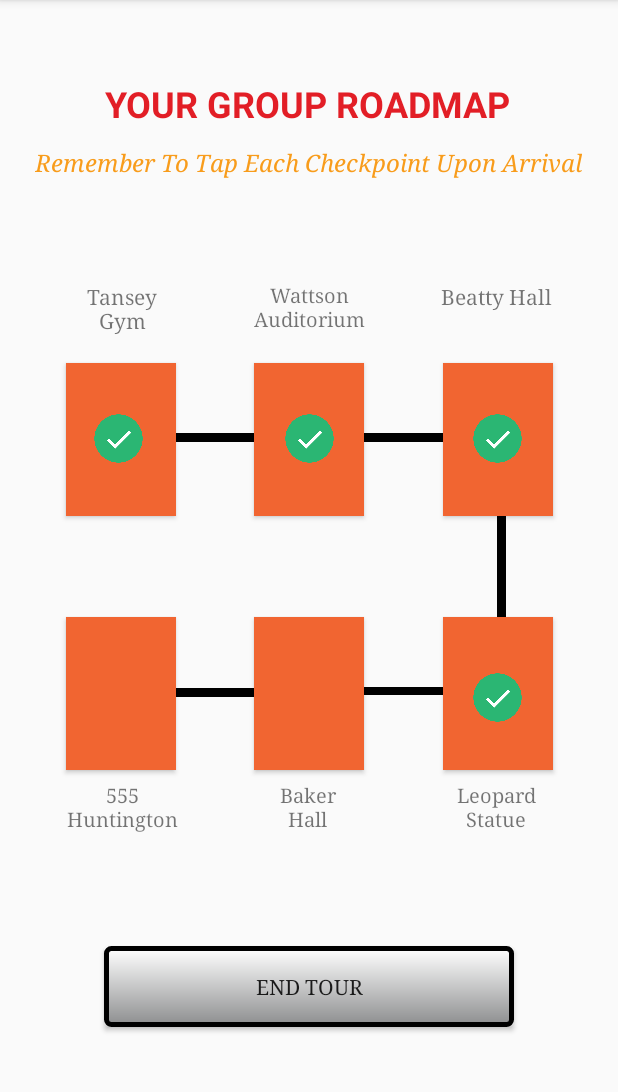
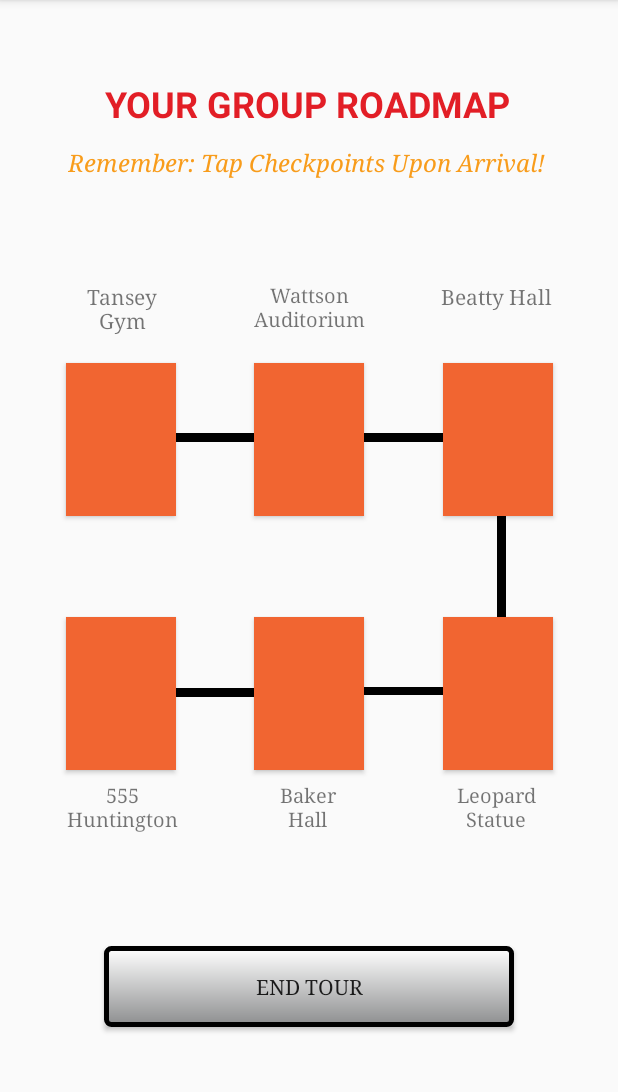
Before and after one commit to priceg/LeopardLeap, an Android app: the TourGuide_Roadmap screen opened directly, with no data from a screen before it, on a phone screen of 412 x 824 dp, the part 84-1176 px from its top. Run offline under Robolectric (Android 15) with nearby library versions, the phone set to English and light mode, and no system bars.

Commit message:
ui cleanup begins
- transparent leopard
- fixed some headers
- moved some buttons
- checkmarks moved behind buttons (revealed when tour guide taps them)

```diff
--- a/app/src/main/res/layout/activity_tour_guide__roadmap.xml
+++ b/app/src/main/res/layout/activity_tour_guide__roadmap.xml
@@ -15,7 +15,6 @@
         android:layout_marginTop="8dp"
         android:layout_marginEnd="8dp"
         android:layout_marginBottom="8dp"
-        android:elevation="5dp"
         app:layout_constraintBottom_toBottomOf="parent"
         app:layout_constraintEnd_toEndOf="parent"
         app:layout_constraintHorizontal_bias="0.143"
@@ -34,10 +33,42 @@
         android:layout_marginTop="8dp"
         android:layout_marginEnd="8dp"
         android:layout_marginBottom="8dp"
-        android:elevation="5dp"
         app:layout_constraintBottom_toBottomOf="parent"
         app:layout_constraintEnd_toEndOf="parent"
         app:layout_constraintHorizontal_bias="0.853"
+        app:layout_constraintStart_toStartOf="parent"
+        app:layout_constraintTop_toTopOf="parent"
+        app:layout_constraintVertical_bias="0.613"
+        app:srcCompat="@drawable/check"
+        tools:visibility="visible" />
+
+    <ImageView
+        android:id="@+id/check4"
+        android:layout_width="39dp"
+        android:layout_height="35dp"
+        android:layout_marginStart="8dp"
+        android:layout_marginTop="8dp"
+        android:layout_marginEnd="8dp"
+        android:layout_marginBottom="8dp"
+        app:layout_constraintBottom_toBottomOf="parent"
+        app:layout_constraintEnd_toEndOf="parent"
+        app:layout_constraintStart_toStartOf="parent"
+        app:layout_constraintTop_toTopOf="parent"
+        app:layout_constraintVertical_bias="0.613"
+        app:srcCompat="@drawable/check"
+        tools:visibility="visible" />
+
+    <ImageView
+        android:id="@+id/check5"
+        android:layout_width="39dp"
+        android:layout_height="35dp"
+        android:layout_marginStart="8dp"
+        android:layout_marginTop="8dp"
+        android:layout_marginEnd="8dp"
+        android:layout_marginBottom="8dp"
+        app:layout_constraintBottom_toBottomOf="parent"
+        app:layout_constraintEnd_toEndOf="parent"
+        app:layout_constraintHorizontal_bias="0.143"
         app:layout_constraintStart_toStartOf="parent"
         app:layout_constraintTop_toTopOf="parent"
         app:layout_constraintVertical_bias="0.613"
@@ -52,7 +83,6 @@
         android:layout_marginTop="8dp"
         android:layout_marginEnd="8dp"
         android:layout_marginBottom="8dp"
-        android:elevation="5dp"
         app:layout_constraintBottom_toBottomOf="parent"
         app:layout_constraintEnd_toEndOf="parent"
         app:layout_constraintStart_toStartOf="parent"
@@ -69,7 +99,6 @@
         android:layout_marginTop="8dp"
         android:layout_marginEnd="8dp"
         android:layout_marginBottom="8dp"
-        android:elevation="5dp"
         app:layout_constraintBottom_toBottomOf="parent"
         app:layout_constraintEnd_toEndOf="parent"
         app:layout_constraintHorizontal_bias="0.853"
@@ -445,7 +474,9 @@
         android:layout_marginBottom="8dp"
         app:layout_constraintBottom_toBottomOf="parent"
         app:layout_constraintEnd_toEndOf="parent"
+        app:layout_constraintHorizontal_bias="0.0"
         app:layout_constraintStart_toStartOf="parent"
-        app:layout_constraintTop_toTopOf="parent"></FrameLayout>
+        app:layout_constraintTop_toTopOf="parent"
+        app:layout_constraintVertical_bias="0.0"></FrameLayout>
 
 </android.support.constraint.ConstraintLayout>
--- a/app/src/main/res/values/strings.xml
+++ b/app/src/main/res/values/strings.xml
@@ -14,7 +14,7 @@
 
     <!-- TourGuide_LogIn-->
     <string name="welcome2">Welcome </string>
-    <string name="hi">Hello! Please Log In To Start A Tour</string>
+    <string name="hi">Hello! Log In To Start A Tour</string>
     <string name="hello_blank_fragment">Hello blank fragment</string>
     <string name="title_activity_tour_guide__log_in">Sign in</string>
     <string name="prompt_email">Email</string>
@@ -41,7 +41,7 @@
     <string name="select">Select A Checkpoint For More Information</string>
 
     <!--TourGuide_Roadmap-->
-    <string name="please">Remember To Tap Each Checkpoint Upon Arrival</string>
+    <string name="please">Remember: Tap Checkpoints Upon Arrival!</string>
 
     <!--Location Pop-up-->
     <string name="title">TITLE</string>
```
Also changed, not shown: app/src/main/java/com/example/leopardleap/Visitor_Roadmap.java (+177 -58 lines), app/src/main/res/layout/activity_main.xml (+5 -5 lines), app/src/main/res/layout/activity_visitor__roadmap.xml (+33 -4 lines), app/src/main/res/drawable/leopard.jpg.
